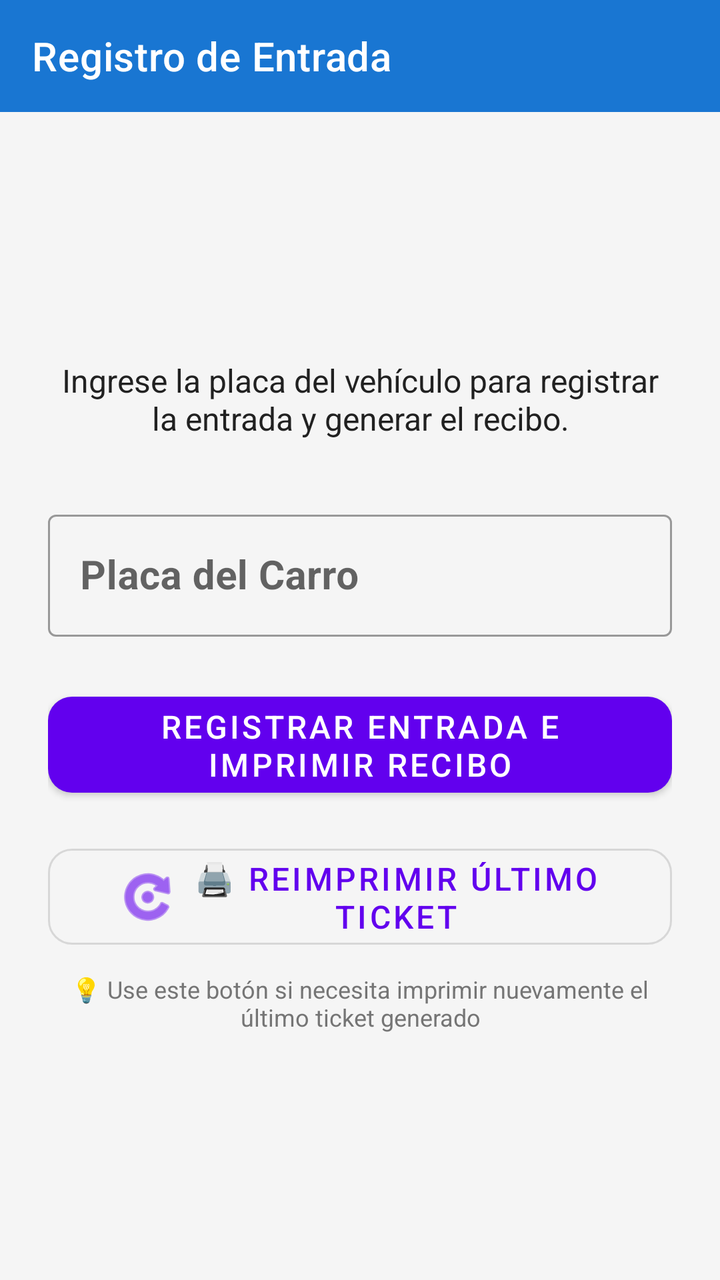
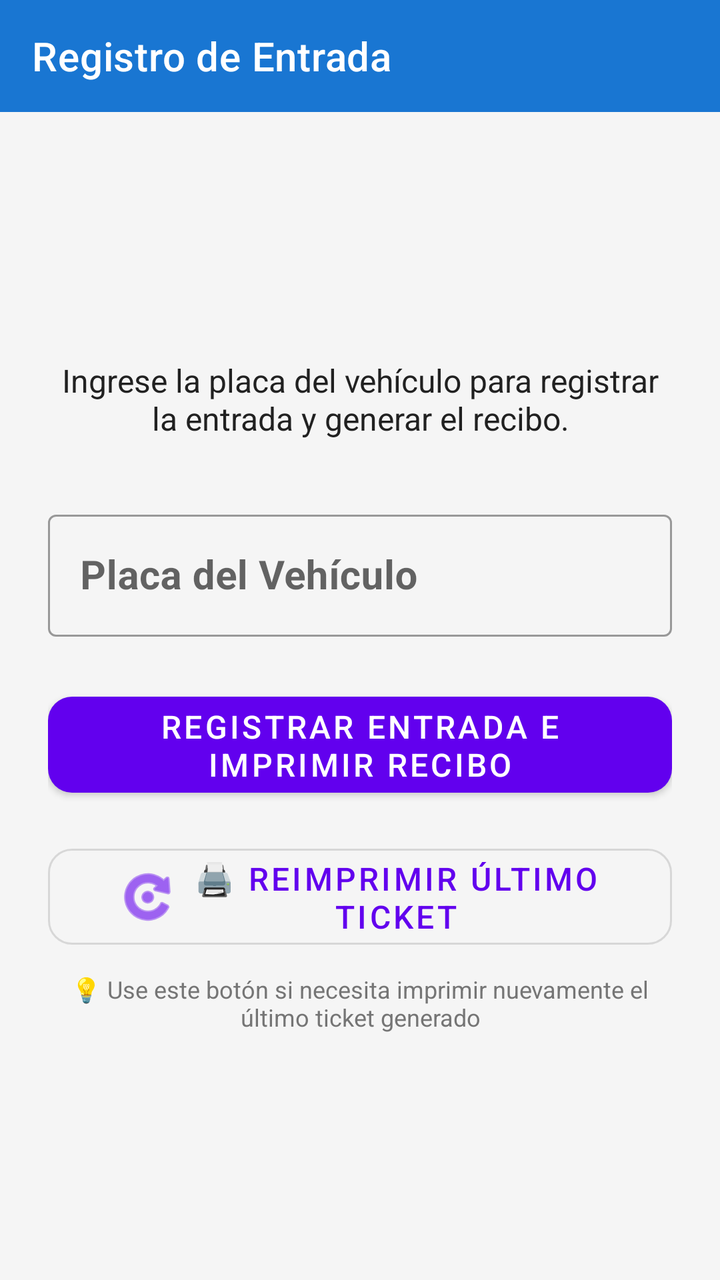

Compare the two renders of this Android layout. The source of the first and the diff that turns it into the second are given below.
<!-- AndroidManifest.xml: application theme Theme.MaterialComponents.Light.NoActionBar -->
<!-- res/layout/activity_ingreso_vehiculo.xml -->
<?xml version="1.0" encoding="utf-8"?>
<LinearLayout xmlns:android="http://schemas.android.com/apk/res/android"
    xmlns:app="http://schemas.android.com/apk/res-auto"
    android:layout_width="match_parent"
    android:layout_height="match_parent"
    android:orientation="vertical"
    android:background="#F5F5F5">

    <com.google.android.material.appbar.AppBarLayout
        android:layout_width="match_parent"
        android:layout_height="wrap_content">

        <androidx.appcompat.widget.Toolbar
            android:id="@+id/toolbar"
            android:layout_width="match_parent"
            android:layout_height="?attr/actionBarSize"
            app:title="Registro de Entrada"
            app:titleTextColor="@android:color/white"
            android:background="#1976D2"/>
    </com.google.android.material.appbar.AppBarLayout>

    <ScrollView
        android:layout_width="match_parent"
        android:layout_height="match_parent"
        android:fillViewport="true">

        <LinearLayout
            android:layout_width="match_parent"
            android:layout_height="wrap_content"
            android:orientation="vertical"
            android:padding="24dp"
            android:gravity="center">

            <TextView
                android:layout_width="wrap_content"
                android:layout_height="wrap_content"
                android:layout_marginBottom="32dp"
                android:text="Ingrese la placa del vehículo para registrar la entrada y generar el recibo."
                android:textAlignment="center"
                android:textColor="#212121"
                android:textSize="16sp" />

            <com.google.android.material.textfield.TextInputLayout
                android:id="@+id/tilPlaca"
                android:layout_width="match_parent"
                android:layout_height="wrap_content"
                android:hint="Placa del Carro"
                style="@style/Widget.MaterialComponents.TextInputLayout.OutlinedBox"
                android:layout_marginBottom="24dp">

                <com.google.android.material.textfield.TextInputEditText
                    android:id="@+id/etPlaca"
                    android:layout_width="match_parent"
                    android:layout_height="wrap_content"
                    android:inputType="textCapCharacters"
                    android:maxLines="1"
                    android:textSize="20sp"
                    android:textStyle="bold"/>
            </com.google.android.material.textfield.TextInputLayout>

            <com.google.android.material.button.MaterialButton
                android:id="@+id/btnRegistrarEntrada"
                android:layout_width="match_parent"
                android:layout_height="60dp"
                android:text="Registrar Entrada e Imprimir Recibo"
                android:textSize="16sp"
                app:cornerRadius="12dp"
                android:layout_marginBottom="16dp"/>

            
            <com.google.android.material.button.MaterialButton
                android:id="@+id/btnReimprimir"
                android:layout_width="match_parent"
                android:layout_height="60dp"
                android:text="🖨️ Reimprimir Último Ticket"
                android:textSize="16sp"
                app:cornerRadius="12dp"
                style="@style/Widget.MaterialComponents.Button.OutlinedButton"
                app:icon="@android:drawable/ic_menu_rotate"
                app:iconGravity="textStart"/>

            <TextView
                android:layout_width="wrap_content"
                android:layout_height="wrap_content"
                android:text="💡 Use este botón si necesita imprimir nuevamente el último ticket generado"
                android:textSize="12sp"
                android:textColor="#757575"
                android:textAlignment="center"
                android:layout_marginTop="8dp"/>
        </LinearLayout>
    </ScrollView>
</LinearLayout>
<!-- resources referenced by this layout -->
<resources>

</resources>

<!-- the commit's change to res/layout/activity_ingreso_vehiculo.xml (unified diff, before → after) -->
@@ -44,7 +44,7 @@
                 android:id="@+id/tilPlaca"
                 android:layout_width="match_parent"
                 android:layout_height="wrap_content"
-                android:hint="Placa del Carro"
+                android:hint="Placa del Vehículo"
                 style="@style/Widget.MaterialComponents.TextInputLayout.OutlinedBox"
                 android:layout_marginBottom="24dp">
 
